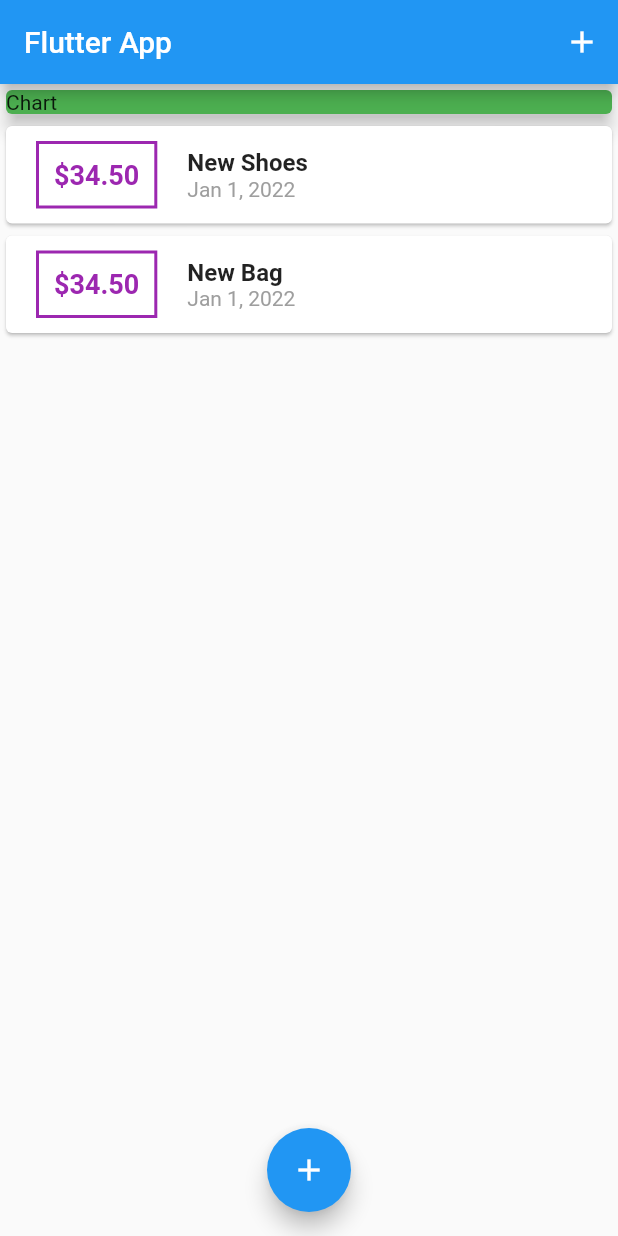
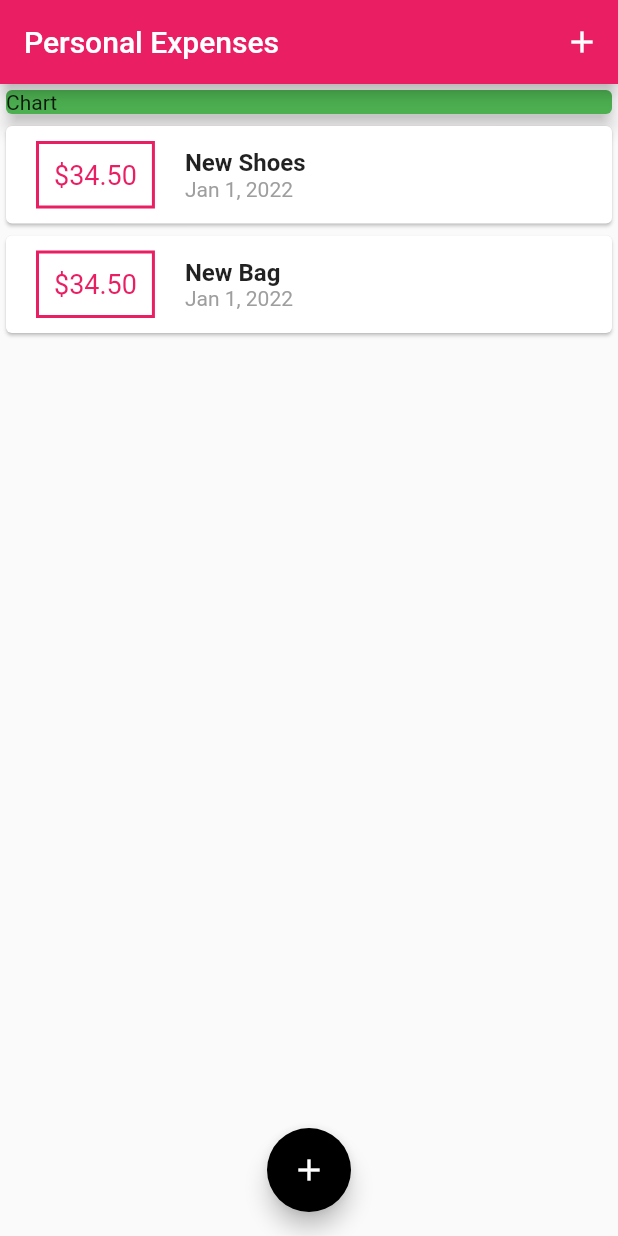
Before and after one commit to rishabh72/expense_tracker_flutter_app, a Flutter app: the screen it shows after launch, on a phone screen of 412 x 824 dp. Run offline on Flutter 3.47's test engine with Material 2 defaults, Android fonts, the phone set to English and light mode, and no system bars.

Commit message:
configuring & using themes

```diff
--- a/lib/main.dart
+++ b/lib/main.dart
@@ -9,7 +9,11 @@ class MyApp extends StatelessWidget {
   @override
   Widget build(BuildContext context) {
     return MaterialApp(
-      title: 'Flutter App',
+      title: 'Personal Expenses',
+      theme: ThemeData(
+        primarySwatch: Colors.pink,
+        accentColor: Colors.black,
+      ),
       home: MyHomePage(),
     );
   }
@@ -62,7 +66,7 @@ class _MyHomePageState extends State<MyHomePage> {
   Widget build(BuildContext context) {
     return Scaffold(
       appBar: AppBar(
-        title: Text('Flutter App'),
+        title: Text('Personal Expenses'),
         actions: [
           IconButton(
             onPressed: () => _startAddNewTx(context),
--- a/lib/widgets/transaction_list.dart
+++ b/lib/widgets/transaction_list.dart
@@ -23,14 +23,13 @@ class TransactionList extends StatelessWidget {
                   child: Text(
                     '\$${list[index].amount.toStringAsFixed(2)}',
                     style: TextStyle(
-                      fontWeight: FontWeight.bold,
                       fontSize: 18,
-                      color: Colors.purple,
+                      color: Theme.of(context).primaryColor,
                     ),
                   ),
                   decoration: BoxDecoration(
                     border: Border.all(
-                      color: Colors.purple,
+                      color: Theme.of(context).primaryColor,
                       width: 2,
                     ),
                   ),
```
